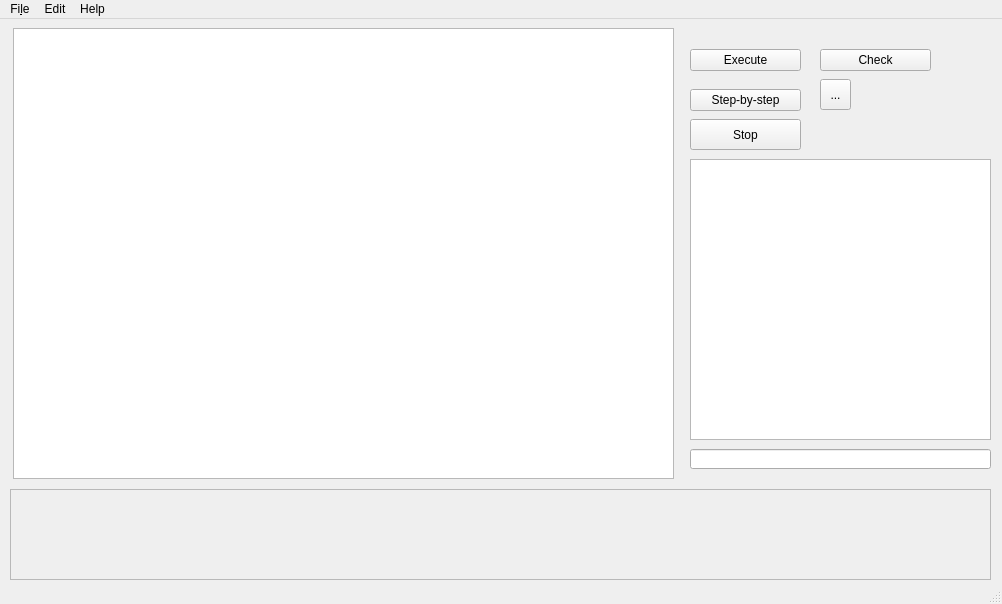
First picture: the form in src/ui/mainwindow.ui, repository Debrugger/bfide, before the edit.
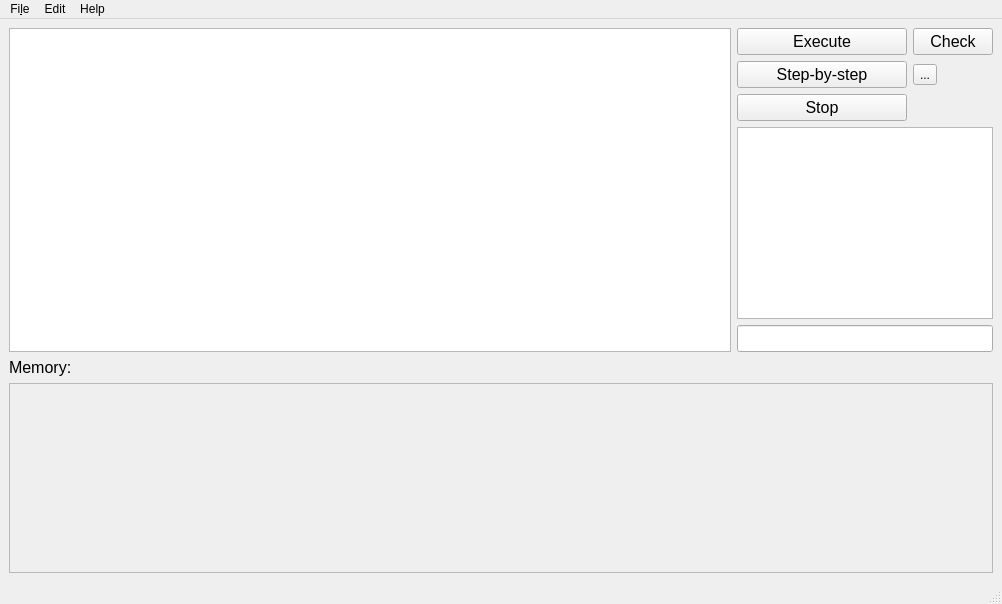
Second picture: the form after the edit.

Commit message: Started visual representation of memory

```diff
--- a/src/ui/mainwindow.ui
+++ b/src/ui/mainwindow.ui
@@ -14,90 +14,94 @@
    <string>MainWindow</string>
   </property>
   <widget class="QWidget" name="centralwidget">
+   <layout class="QGridLayout" name="gridLayout">
+    <item row="0" column="0" rowspan="5">
    <widget class="QPlainTextEdit" name="main_edit">
-    <property name="geometry">
-     <rect>
-      <x>13</x>
-      <y>9</y>
-      <width>661</width>
-      <height>451</height>
-     </rect>
-    </property>
-   </widget>
+      <property name="font">
+       <font>
+        <pointsize>12</pointsize>
+       </font>
+      </property>
+     </widget>
+    </item>
+    <item row="0" column="1">
    <widget class="QPushButton" name="button_exec">
-    <property name="geometry">
-     <rect>
-      <x>690</x>
-      <y>30</y>
-      <width>111</width>
-      <height>22</height>
-     </rect>
+      <property name="font">
+       <font>
+        <pointsize>12</pointsize>
+       </font>
     </property>
     <property name="text">
      <string>Execute</string>
     </property>
    </widget>
-   <widget class="QPlainTextEdit" name="terminal_edit">
-    <property name="geometry">
-     <rect>
-      <x>690</x>
-      <y>140</y>
-      <width>301</width>
-      <height>281</height>
-     </rect>
-    </property>
-   </widget>
+    </item>
+    <item row="0" column="2">
    <widget class="QPushButton" name="button_check">
-    <property name="geometry">
-     <rect>
-      <x>820</x>
-      <y>30</y>
-      <width>111</width>
-      <height>22</height>
-     </rect>
+      <property name="font">
+       <font>
+        <pointsize>12</pointsize>
+       </font>
     </property>
     <property name="text">
      <string>Check</string>
     </property>
    </widget>
+    </item>
+    <item row="1" column="1">
    <widget class="QPushButton" name="button_step">
-    <property name="geometry">
-     <rect>
-      <x>690</x>
-      <y>70</y>
-      <width>111</width>
-      <height>22</height>
-     </rect>
+      <property name="font">
+       <font>
+        <pointsize>12</pointsize>
+       </font>
     </property>
     <property name="text">
      <string>Step-by-step</string>
     </property>
    </widget>
+    </item>
+    <item row="1" column="2">
    <widget class="QToolButton" name="button_next">
-    <property name="geometry">
-     <rect>
-      <x>820</x>
-      <y>60</y>
-      <width>31</width>
-      <height>31</height>
-     </rect>
-    </property>
     <property name="text">
      <string>...</string>
     </property>
    </widget>
+    </item>
+    <item row="2" column="1">
+     <widget class="QPushButton" name="button_stop">
+      <property name="font">
+       <font>
+        <pointsize>12</pointsize>
+       </font>
+      </property>
+      <property name="text">
+       <string>Stop</string>
+      </property>
+     </widget>
+    </item>
+    <item row="3" column="1" colspan="2">
+     <widget class="QPlainTextEdit" name="terminal_edit">
+      <property name="font">
+       <font>
+        <pointsize>12</pointsize>
+       </font>
+      </property>
+     </widget>
+    </item>
+    <item row="4" column="1" colspan="2">
+     <widget class="QLineEdit" name="input_edit">
+      <property name="font">
+       <font>
+        <pointsize>12</pointsize>
+       </font>
+      </property>
+     </widget>
+    </item>
+    <item row="6" column="0" colspan="3">
    <widget class="QScrollArea" name="cell_scroll_area">
     <property name="enabled">
      <bool>true</bool>
     </property>
-    <property name="geometry">
-     <rect>
-      <x>10</x>
-      <y>470</y>
-      <width>981</width>
-      <height>91</height>
-     </rect>
-    </property>
     <property name="widgetResizable">
      <bool>true</bool>
     </property>
@@ -106,37 +110,37 @@
       <rect>
        <x>0</x>
        <y>0</y>
-       <width>979</width>
-       <height>89</height>
-      </rect>
-     </property>
-     <zorder>frame_2</zorder>
-     <zorder>frame_3</zorder>
-    </widget>
-   </widget>
-   <widget class="QPushButton" name="button_stop">
+         <width>986</width>
+         <height>211</height>
+        </rect>
+       </property>
+       <widget class="QWidget" name="horizontalLayoutWidget">
     <property name="geometry">
      <rect>
-      <x>690</x>
-      <y>100</y>
-      <width>111</width>
-      <height>31</height>
-     </rect>
+          <x>-1</x>
+          <y>-1</y>
+          <width>981</width>
+          <height>211</height>
+         </rect>
+        </property>
+        <layout class="QHBoxLayout" name="horizontalLayout"/>
+       </widget>
+      </widget>
+     </widget>
+    </item>
+    <item row="5" column="0">
+     <widget class="QLabel" name="label">
+      <property name="font">
+       <font>
+        <pointsize>12</pointsize>
+       </font>
     </property>
     <property name="text">
-     <string>Stop</string>
-    </property>
-   </widget>
-   <widget class="QLineEdit" name="input_edit">
-    <property name="geometry">
-     <rect>
-      <x>690</x>
-      <y>430</y>
-      <width>301</width>
-      <height>20</height>
-     </rect>
-    </property>
-   </widget>
+       <string>Memory:</string>
+      </property>
+     </widget>
+    </item>
+   </layout>
   </widget>
   <widget class="QMenuBar" name="menubar">
    <property name="geometry">
```
Lines whose indentation alone changed are shown as unchanged. The commit also changes 6 other files.
